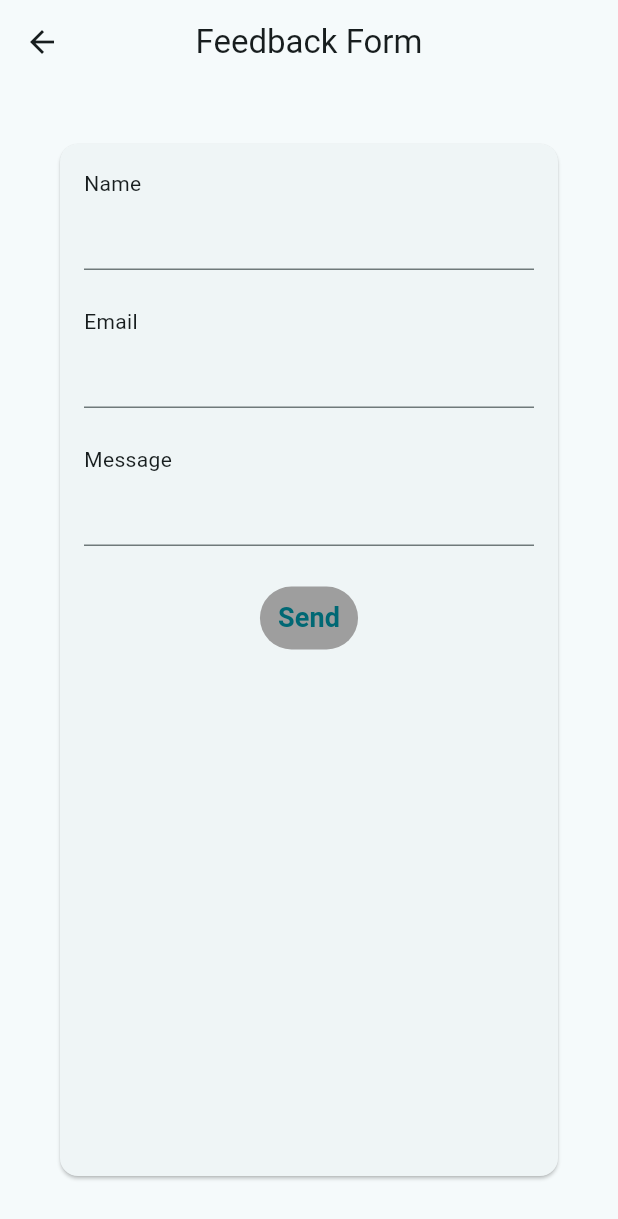
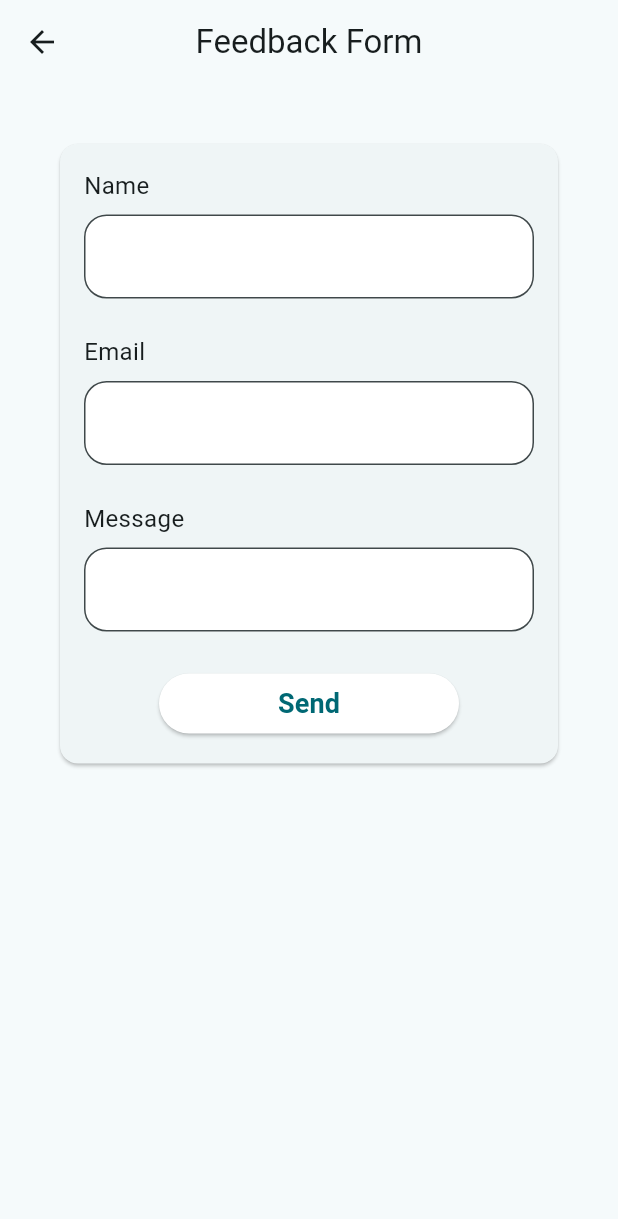
Before and after one commit to AriIamsh/flutter-posts-app, a Flutter app: the FeedbackForm screen opened directly, after a tap on "Send", on a phone screen of 412 x 824 dp. Shown: the top 1219 px of the screen. Run offline on Flutter 3.47's test engine with Material 3 defaults, Android fonts, the phone set to English and light mode, and no system bars; network calls fail.

Commit message:
finish feedback form ui

```diff
--- a/lib/screens/feedback_form_screen.dart
+++ b/lib/screens/feedback_form_screen.dart
@@ -1,76 +1,101 @@
 import 'package:flutter/material.dart';
 
+//todo: fix overflow keyboard issue
+//todo: validate email and display warning
 class FeedbackForm extends StatelessWidget {
 
-  bool snackBarVisible = true;
+  String _name = "";
+  String _email = "";
+  String _message = "";
 
-  void showSnackBar() {
-    //todo
+  void showSnackBar( BuildContext context ) {
+    if(_name.isEmpty || _email.isEmpty || _message.isEmpty) return;
+
+    ScaffoldMessenger.of(context).showSnackBar(
+      SnackBar(
+        content: Text('Thank you for your feedback!'),
+        duration: Duration(seconds: 3),
+      ),
+    );
   }
-  //todo: textField bg ; button size ; card size
-  //todo: fix SnackBar
+
+  bool emailIsValid() {
+    final emailRegex = RegExp(r'^[\w-\.]+@([\w-]+\.)+[\w-]{2,4}$');
+    if(_email.isNotEmpty && emailRegex.hasMatch(_email)) return true;
+    return false;
+  }
 
   @override
   Widget build(BuildContext context) {
     return Scaffold(
       appBar: AppBar(centerTitle: true, title: Text('Feedback Form'),),
-      body: form(),
+      resizeToAvoidBottomInset: false,
+      body: form(context),
     );
   }
 
-  Widget form() {
+  Widget form(BuildContext context) {
     return Card(
       margin: EdgeInsets.all(40),
       child: Padding(
         padding: EdgeInsets.all(16),
         child: Column(
+          mainAxisSize: MainAxisSize.min,
           children: [
-            formField('Name'),
-            formField('Email'),
-            formField('Message', multilined: true),
-            TextButton(
-              onPressed: showSnackBar,
-              style: ButtonStyle(
-                backgroundColor: WidgetStatePropertyAll(Colors.grey),
-              ),
-              child: Text(
-                'Send',
-                style: TextStyle(
-                    fontWeight: FontWeight.bold,
-                    fontSize: 18
-                ),
-              ),
-            )
+            formField('Name', (value) => _name = value ),
+            formField('Email', (value) => _email = value),
+            formField('Message', (value) => _message = value, multilined: true),
+            sendButton(context)
           ],
         ),
       ),
     );
   }
 
-  Widget formField(String title, {bool multilined = false }) {
+  Widget formField(
+      String title,
+      void Function(String) onTextChanged,
+      { bool multilined = false }
+  ) {
     return Padding(
       padding: EdgeInsets.only(bottom: 24),
       child: Column(
-        mainAxisAlignment: MainAxisAlignment.start,
         crossAxisAlignment: CrossAxisAlignment.start,
-        spacing: 0,
+        spacing: 8,
         children: [
-          Text(title),
+          Text(title, style: TextStyle(fontSize: 16),),
           TextField (
-              maxLines: multilined ? null : 1
+            onChanged: (value) => onTextChanged(value),
+            maxLines: multilined ? null : 1,
+            decoration: InputDecoration(
+              filled: true,
+              fillColor: Colors.white,
+              border: OutlineInputBorder(
+                  borderRadius: BorderRadius.all(Radius.circular(15))
+              )),
           )
         ],
       ),
     );
   }
 
-  Widget snackBar() {
-    return Center(
-        child: SnackBar(
-            content: Center(
-              child: Text("Thank you for your feedback!"),
-            )
-        )
+  Widget sendButton(BuildContext context) {
+    return ElevatedButton(
+      onPressed: () {
+        showSnackBar(context);
+      },
+      style: ElevatedButton.styleFrom(
+        backgroundColor: Colors.white,
+        fixedSize: Size(200, 20),
+        elevation: 1
+      ),
+      child: Text(
+        'Send',
+        style: TextStyle(
+            fontWeight: FontWeight.bold,
+            fontSize: 18
+        ),
+      ),
     );
   }
 
--- a/lib/screens/posts_screen.dart
+++ b/lib/screens/posts_screen.dart
@@ -2,6 +2,7 @@ import 'package:flutter/material.dart';
 import '../providers/provider.dart';
 
 //todo: change to stateful?
+//todo save state
 class PostsScreen extends StatelessWidget {
 
   const PostsScreen({super.key});
@@ -37,6 +38,7 @@ class PostsScreen extends StatelessWidget {
           leading: Icon(Icons.search),
           padding: WidgetStatePropertyAll<EdgeInsets>(EdgeInsets.symmetric(horizontal: 16)),
           elevation: WidgetStatePropertyAll(1),
+          autoFocus: false,
         ),
     );
   }
```
